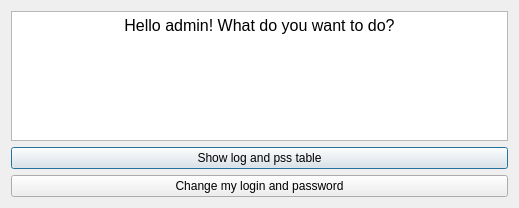
The window that Lab1 log and pas/admenu.ui (Steper2000/181-351-okunev-2sim) describes before a commit, drawn with Qt 5.
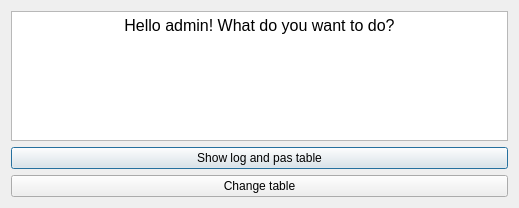
The same window after the commit.

```diff
--- a/Lab1 log and pas/admenu.ui
+++ b/Lab1 log and pas/admenu.ui
@@ -28,14 +28,14 @@
    <item>
     <widget class="QPushButton" name="show">
      <property name="text">
-      <string>Show log and pss table</string>
+      <string>Show log and pas table</string>
      </property>
     </widget>
    </item>
    <item>
     <widget class="QPushButton" name="change">
      <property name="text">
-      <string>Change my login and password</string>
+      <string>Change table</string>
      </property>
     </widget>
    </item>
```
